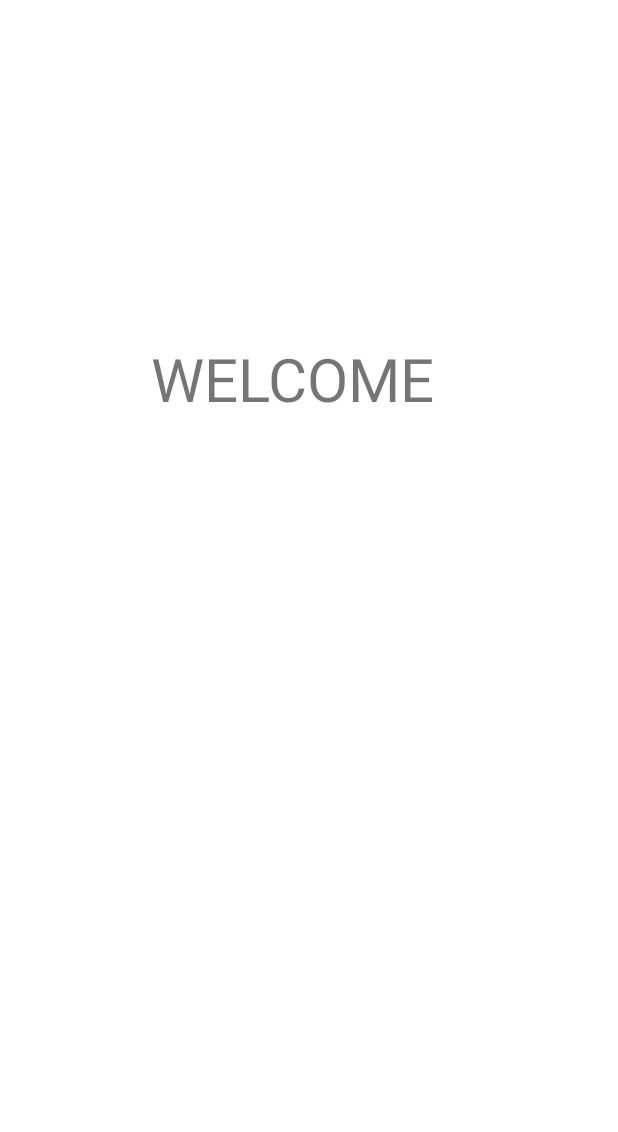
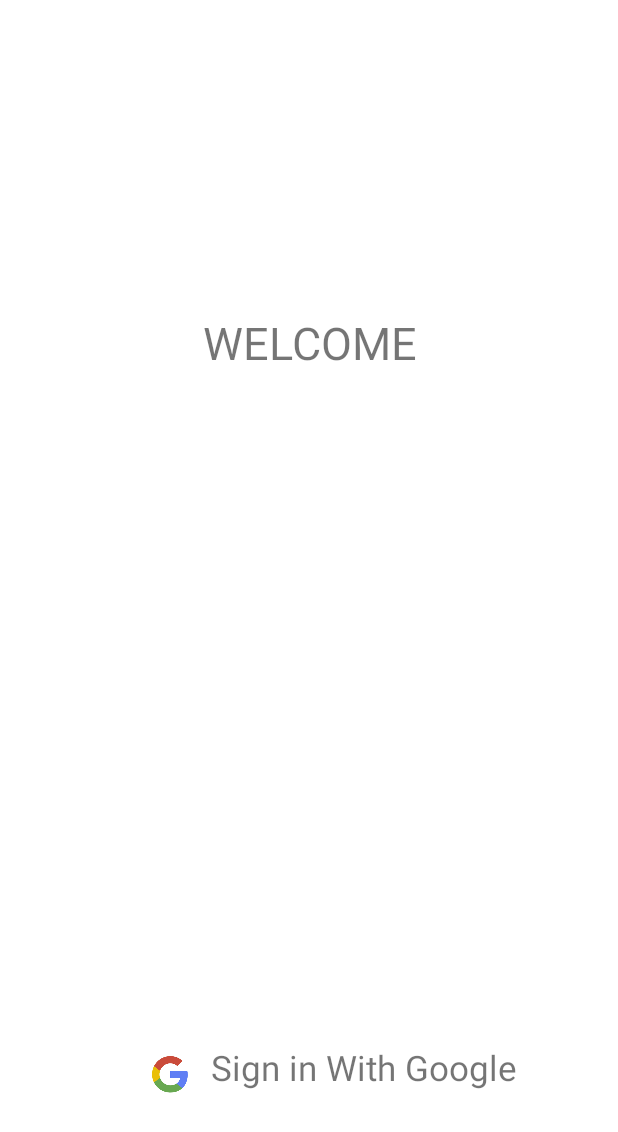
Before and after one commit to DanaJJang/Android, an Android app: the layout activity_signin.xml on its own in the app's theme, with its tools: preview values and no code run, on a phone screen of 412 x 824 dp. Shown: the top 1132 px of the screen. Run offline under Robolectric (Android 15) with nearby library versions, the light colour scheme and no system bars.

Commit message:
[ADD] Google login 까지 성공

```diff
--- a/DanaJJang/app/src/main/AndroidManifest.xml
+++ b/DanaJJang/app/src/main/AndroidManifest.xml
@@ -25,7 +25,6 @@
             </intent-filter>
         </activity>
         <activity android:name=".activity.AddWordPadActivity" />
-        <activity android:name=".activity.SignUpActivity" />
         <activity android:name=".activity.ListActivity" />
     </application>
 
--- a/DanaJJang/app/src/main/res/layout/activity_signin.xml
+++ b/DanaJJang/app/src/main/res/layout/activity_signin.xml
@@ -10,15 +10,40 @@
 
 
     <TextView
-        android:id="@+id/WELCOME"
-        android:layout_width="wrap_content"
-        android:layout_height="wrap_content"
-        android:text="WELCOME"
-        android:textSize="40dp"
+        android:id="@+id/Sign_in_btn"
+        android:layout_width="258dp"
+        android:layout_height="44dp"
+        android:layout_marginBottom="84dp"
+        android:gravity="right"
+        android:text="Sign in With Google"
+        android:textSize="23dp"
         app:layout_constraintBottom_toBottomOf="parent"
         app:layout_constraintEnd_toEndOf="parent"
-        app:layout_constraintHorizontal_bias="0.452"
+        app:layout_constraintHorizontal_bias="0.564"
+        app:layout_constraintStart_toStartOf="parent" />
+
+    <TextView
+        android:id="@+id/textView2"
+        android:layout_width="213dp"
+        android:layout_height="82dp"
+        android:text="WELCOME"
+        android:gravity="center"
+        android:textSize="30dp"
+        app:layout_constraintBottom_toTopOf="@+id/Sign_in_btn"
+        app:layout_constraintEnd_toEndOf="parent"
         app:layout_constraintStart_toStartOf="parent"
         app:layout_constraintTop_toTopOf="parent"
-        app:layout_constraintVertical_bias="0.293" />
+        app:layout_constraintVertical_bias="0.305" />
+
+    <ImageView
+        android:id="@+id/imageView"
+        android:layout_width="37dp"
+        android:layout_height="32dp"
+        android:layout_marginStart="8dp"
+        android:layout_marginBottom="8dp"
+        app:layout_constraintBottom_toBottomOf="@+id/Sign_in_btn"
+        app:layout_constraintStart_toStartOf="@+id/Sign_in_btn"
+        app:layout_constraintTop_toTopOf="@+id/Sign_in_btn"
+        app:layout_constraintVertical_bias="1.0"
+        app:srcCompat="@drawable/download" />
 </androidx.constraintlayout.widget.ConstraintLayout>
```
Also changed, not shown: DanaJJang/app/build.gradle (+9 -5 lines), DanaJJang/app/src/main/java/com/example/danajjang/activity/SignInActivity.kt (+58 -3 lines), DanaJJang/app/src/main/res/drawable/btn_sign.png (added), DanaJJang/app/src/main/res/drawable/download.png (added), 1 other file.
